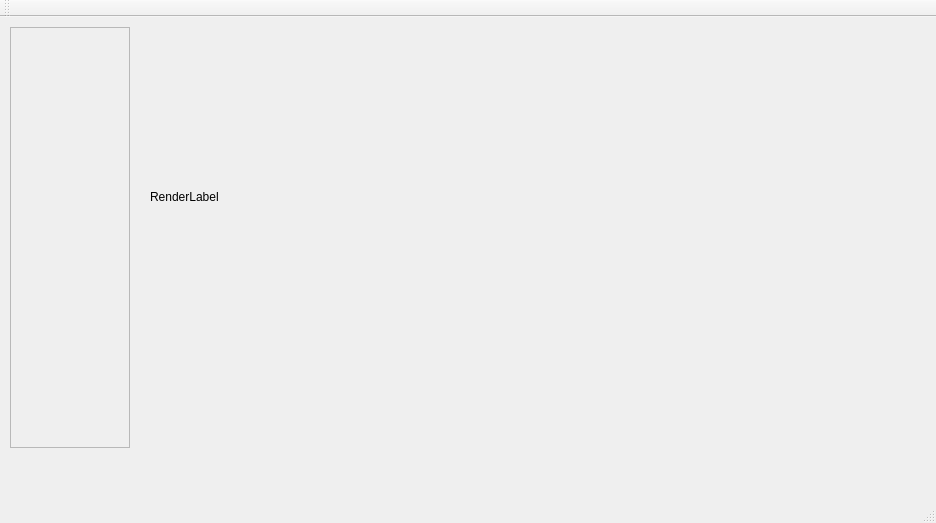
This is RenderrerMainWindow.ui in damibran/simple_qt_renderrer as Qt 5 draws it before an edit. The edited form follows.
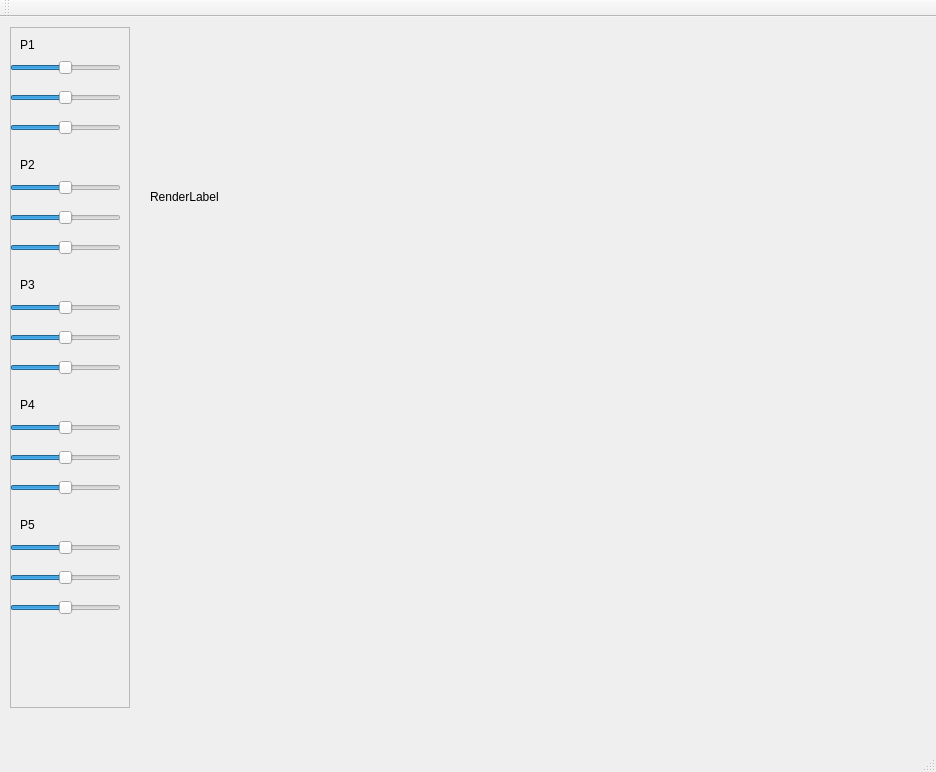
This is the edited form.

The edit to the form file:
```diff
--- a/RenderrerMainWindow.ui
+++ b/RenderrerMainWindow.ui
@@ -7,7 +7,7 @@
     <x>0</x>
     <y>0</y>
     <width>936</width>
-    <height>523</height>
+    <height>772</height>
    </rect>
   </property>
   <property name="windowTitle">
@@ -36,7 +36,7 @@
       <x>10</x>
       <y>10</y>
       <width>120</width>
-      <height>421</height>
+      <height>681</height>
      </rect>
     </property>
     <property name="frameShape">
@@ -45,6 +45,406 @@
     <property name="frameShadow">
      <enum>QFrame::Sunken</enum>
     </property>
+    <widget class="QWidget" name="P1Controls" native="true">
+     <property name="geometry">
+      <rect>
+       <x>0</x>
+       <y>0</y>
+       <width>120</width>
+       <height>121</height>
+      </rect>
+     </property>
+     <widget class="QSlider" name="P1XSlider">
+      <property name="geometry">
+       <rect>
+        <x>0</x>
+        <y>30</y>
+        <width>111</width>
+        <height>22</height>
+       </rect>
+      </property>
+      <property name="minimum">
+       <number>-30</number>
+      </property>
+      <property name="maximum">
+       <number>30</number>
+      </property>
+      <property name="orientation">
+       <enum>Qt::Horizontal</enum>
+      </property>
+     </widget>
+     <widget class="QLabel" name="P1Label">
+      <property name="geometry">
+       <rect>
+        <x>10</x>
+        <y>10</y>
+        <width>49</width>
+        <height>16</height>
+       </rect>
+      </property>
+      <property name="text">
+       <string>P1</string>
+      </property>
+     </widget>
+     <widget class="QSlider" name="P1YSlider">
+      <property name="geometry">
+       <rect>
+        <x>0</x>
+        <y>60</y>
+        <width>111</width>
+        <height>22</height>
+       </rect>
+      </property>
+      <property name="minimum">
+       <number>-30</number>
+      </property>
+      <property name="maximum">
+       <number>30</number>
+      </property>
+      <property name="orientation">
+       <enum>Qt::Horizontal</enum>
+      </property>
+     </widget>
+     <widget class="QSlider" name="P1ZSlider">
+      <property name="geometry">
+       <rect>
+        <x>0</x>
+        <y>90</y>
+        <width>111</width>
+        <height>22</height>
+       </rect>
+      </property>
+      <property name="minimum">
+       <number>-30</number>
+      </property>
+      <property name="maximum">
+       <number>30</number>
+      </property>
+      <property name="orientation">
+       <enum>Qt::Horizontal</enum>
+      </property>
+     </widget>
+    </widget>
+    <widget class="QWidget" name="P2Controls" native="true">
+     <property name="geometry">
+      <rect>
+       <x>0</x>
+       <y>120</y>
+       <width>120</width>
+       <height>121</height>
+      </rect>
+     </property>
+     <widget class="QSlider" name="P2XSlider">
+      <property name="geometry">
+       <rect>
+        <x>0</x>
+        <y>30</y>
+        <width>111</width>
+        <height>22</height>
+       </rect>
+      </property>
+      <property name="minimum">
+       <number>-30</number>
+      </property>
+      <property name="maximum">
+       <number>30</number>
+      </property>
+      <property name="orientation">
+       <enum>Qt::Horizontal</enum>
+      </property>
+     </widget>
+     <widget class="QLabel" name="P2Label">
+      <property name="geometry">
+       <rect>
+        <x>10</x>
+        <y>10</y>
+        <width>49</width>
+        <height>16</height>
+       </rect>
+      </property>
+      <property name="text">
+       <string>P2</string>
+      </property>
+     </widget>
+     <widget class="QSlider" name="P2YSlider">
+      <property name="geometry">
+       <rect>
+        <x>0</x>
+        <y>60</y>
+        <width>111</width>
+        <height>22</height>
+       </rect>
+      </property>
+      <property name="minimum">
+       <number>-30</number>
+      </property>
+      <property name="maximum">
+       <number>30</number>
+      </property>
+      <property name="orientation">
+       <enum>Qt::Horizontal</enum>
+      </property>
+     </widget>
+     <widget class="QSlider" name="P2ZSlider">
+      <property name="geometry">
+       <rect>
+        <x>0</x>
+        <y>90</y>
+        <width>111</width>
+        <height>22</height>
+       </rect>
+      </property>
+      <property name="minimum">
+       <number>-30</number>
+      </property>
+      <property name="maximum">
+       <number>30</number>
+      </property>
+      <property name="orientation">
+       <enum>Qt::Horizontal</enum>
+      </property>
+     </widget>
+    </widget>
+    <widget class="QWidget" name="P3Controls" native="true">
+     <property name="geometry">
+      <rect>
+       <x>0</x>
+       <y>240</y>
+       <width>120</width>
+       <height>121</height>
+      </rect>
+     </property>
+     <widget class="QSlider" name="P3XSlider">
+      <property name="geometry">
+       <rect>
+        <x>0</x>
+        <y>30</y>
+        <width>111</width>
+        <height>22</height>
+       </rect>
+      </property>
+      <property name="minimum">
+       <number>-30</number>
+      </property>
+      <property name="maximum">
+       <number>30</number>
+      </property>
+      <property name="orientation">
+       <enum>Qt::Horizontal</enum>
+      </property>
+     </widget>
+     <widget class="QLabel" name="P3Label">
+      <property name="geometry">
+       <rect>
+        <x>10</x>
+        <y>10</y>
+        <width>49</width>
+        <height>16</height>
+       </rect>
+      </property>
+      <property name="text">
+       <string>P3</string>
+      </property>
+     </widget>
+     <widget class="QSlider" name="P3YSlider">
+      <property name="geometry">
+       <rect>
+        <x>0</x>
+        <y>60</y>
+        <width>111</width>
+        <height>22</height>
+       </rect>
+      </property>
+      <property name="minimum">
+       <number>-30</number>
+      </property>
+      <property name="maximum">
+       <number>30</number>
+      </property>
+      <property name="orientation">
+       <enum>Qt::Horizontal</enum>
+      </property>
+     </widget>
+     <widget class="QSlider" name="P3ZSlider">
+      <property name="geometry">
+       <rect>
+        <x>0</x>
+        <y>90</y>
+        <width>111</width>
+        <height>22</height>
+       </rect>
+      </property>
+      <property name="minimum">
+       <number>-30</number>
+      </property>
+      <property name="maximum">
+       <number>30</number>
+      </property>
+      <property name="orientation">
+       <enum>Qt::Horizontal</enum>
+      </property>
+     </widget>
+    </widget>
+    <widget class="QWidget" name="P4Controls" native="true">
+     <property name="geometry">
+      <rect>
+       <x>0</x>
+       <y>360</y>
+       <width>120</width>
+       <height>121</height>
+      </rect>
+     </property>
+     <widget class="QSlider" name="P4XSlider">
+      <property name="geometry">
+       <rect>
+        <x>0</x>
+        <y>30</y>
+        <width>111</width>
+        <height>22</height>
+       </rect>
+      </property>
+      <property name="minimum">
+       <number>-30</number>
+      </property>
+      <property name="maximum">
+       <number>30</number>
+      </property>
+      <property name="orientation">
+       <enum>Qt::Horizontal</enum>
+      </property>
+     </widget>
+     <widget class="QLabel" name="P4Label">
+      <property name="geometry">
+       <rect>
+        <x>10</x>
+        <y>10</y>
+        <width>49</width>
+        <height>16</height>
+       </rect>
+      </property>
+      <property name="text">
+       <string>P4</string>
+      </property>
+     </widget>
+     <widget class="QSlider" name="P4YSlider">
+      <property name="geometry">
+       <rect>
+        <x>0</x>
+        <y>60</y>
+        <width>111</width>
+        <height>22</height>
+       </rect>
+      </property>
+      <property name="minimum">
+       <number>-30</number>
+      </property>
+      <property name="maximum">
+       <number>30</number>
+      </property>
+      <property name="orientation">
+       <enum>Qt::Horizontal</enum>
+      </property>
+     </widget>
+     <widget class="QSlider" name="P4ZSlider">
+      <property name="geometry">
+       <rect>
+        <x>0</x>
+        <y>90</y>
+        <width>111</width>
+        <height>22</height>
+       </rect>
+      </property>
+      <property name="minimum">
+       <number>-30</number>
+      </property>
+      <property name="maximum">
+       <number>30</number>
+      </property>
+      <property name="orientation">
+       <enum>Qt::Horizontal</enum>
+      </property>
+     </widget>
+    </widget>
+    <widget class="QWidget" name="P5Controls" native="true">
+     <property name="geometry">
+      <rect>
+       <x>0</x>
+       <y>480</y>
+       <width>120</width>
+       <height>121</height>
+      </rect>
+     </property>
+     <widget class="QSlider" name="P5XSlider">
+      <property name="geometry">
+       <rect>
+        <x>0</x>
+        <y>30</y>
+        <width>111</width>
+        <height>22</height>
+       </rect>
+      </property>
+      <property name="minimum">
+       <number>-30</number>
+      </property>
+      <property name="maximum">
+       <number>30</number>
+      </property>
+      <property name="orientation">
+       <enum>Qt::Horizontal</enum>
+      </property>
+     </widget>
+     <widget class="QLabel" name="P5Label">
+      <property name="geometry">
+       <rect>
+        <x>10</x>
+        <y>10</y>
+        <width>49</width>
+        <height>16</height>
+       </rect>
+      </property>
+      <property name="text">
+       <string>P5</string>
+      </property>
+     </widget>
+     <widget class="QSlider" name="P5YSlider">
+      <property name="geometry">
+       <rect>
+        <x>0</x>
+        <y>60</y>
+        <width>111</width>
+        <height>22</height>
+       </rect>
+      </property>
+      <property name="minimum">
+       <number>-30</number>
+      </property>
+      <property name="maximum">
+       <number>30</number>
+      </property>
+      <property name="orientation">
+       <enum>Qt::Horizontal</enum>
+      </property>
+     </widget>
+     <widget class="QSlider" name="P5ZSlider">
+      <property name="geometry">
+       <rect>
+        <x>0</x>
+        <y>90</y>
+        <width>111</width>
+        <height>22</height>
+       </rect>
+      </property>
+      <property name="minimum">
+       <number>-30</number>
+      </property>
+      <property name="maximum">
+       <number>30</number>
+      </property>
+      <property name="orientation">
+       <enum>Qt::Horizontal</enum>
+      </property>
+     </widget>
+    </widget>
    </widget>
   </widget>
   <widget class="QMenuBar" name="menuBar">
```
